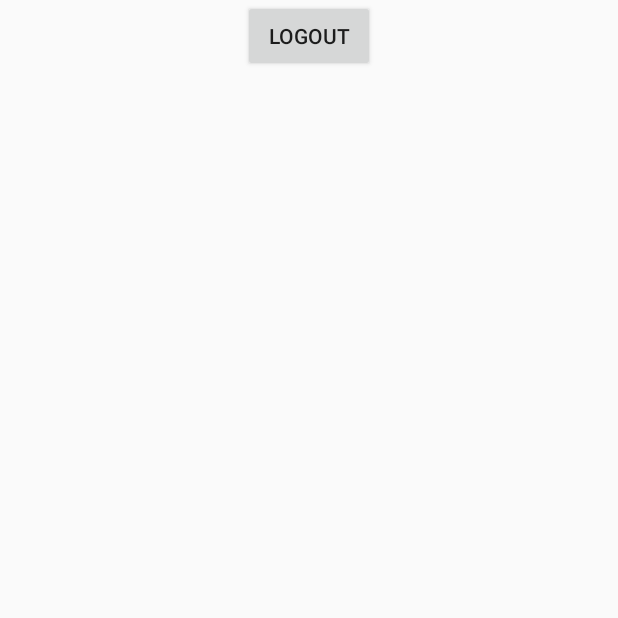
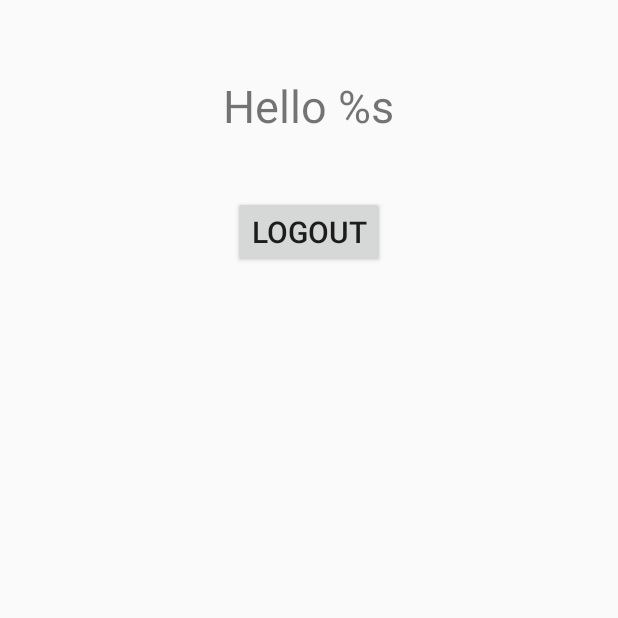
Before and after one commit to dotD4xe/PsychoApplication, an Android app: the TestFragment screen opened through its navigation route, on a phone screen of 412 x 824 dp, the top half of it. Run offline under Robolectric (Android 15) with nearby library versions, the phone set to English and light mode, and no system bars; our stand-ins replace Firebase (no records; nobody signed in at launch, a user with empty details on screens opened directly).

Commit message:
new registration

```diff
--- a/app/build.gradle
+++ b/app/build.gradle
@@ -50,11 +50,9 @@ dependencies {
     implementation platform('com.google.firebase:firebase-bom:31.2.0')
     implementation 'com.google.firebase:firebase-analytics-ktx'
     implementation 'com.google.firebase:firebase-auth-ktx:21.1.0'
-    implementation 'com.github.ibrahimsn98:PhoneNumberKit:2.0.6'
-    implementation 'com.github.mukeshsolanki:android-otpview-pinview:2.1.2'
     implementation 'androidx.navigation:navigation-fragment-ktx:2.5.3'
     implementation 'androidx.navigation:navigation-ui-ktx:2.5.3'
-    implementation 'androidx.browser:browser:1.5.0'
+    implementation 'com.google.firebase:firebase-firestore:24.4.3'
 
 
 }
--- a/app/src/main/java/com/example/psychoapplication/ui/SplashFragment.kt
+++ b/app/src/main/java/com/example/psychoapplication/ui/SplashFragment.kt
@@ -41,4 +41,9 @@ class SplashFragment : Fragment() {
 
     }
 
+    override fun onDestroy() {
+        super.onDestroy()
+        _binding = null
+    }
+
 }
--- a/app/src/main/java/com/example/psychoapplication/ui/TestFragment.kt
+++ b/app/src/main/java/com/example/psychoapplication/ui/TestFragment.kt
@@ -1,18 +1,27 @@
 package com.example.psychoapplication.ui
 
+import android.content.Context
 import android.os.Bundle
+import android.util.Log
 import androidx.fragment.app.Fragment
 import android.view.LayoutInflater
 import android.view.View
 import android.view.ViewGroup
 import androidx.navigation.fragment.findNavController
+import androidx.navigation.fragment.navArgs
+import com.example.psychoapplication.R
 import com.example.psychoapplication.databinding.FragmentTestBinding
 import com.google.firebase.auth.FirebaseAuth
+import com.google.firebase.firestore.FirebaseFirestore
 
 class TestFragment : Fragment() {
 
+    private val navigationArgs: TestFragmentArgs by navArgs()
+
     private var _binding: FragmentTestBinding? = null
     private val binding get() = _binding!!
+
+    private lateinit var db: FirebaseFirestore
 
     override fun onCreateView(
         inflater: LayoutInflater, container: ViewGroup?,
@@ -24,12 +33,44 @@ class TestFragment : Fragment() {
 
     override fun onViewCreated(view: View, savedInstanceState: Bundle?) {
         super.onViewCreated(view, savedInstanceState)
-        binding.signOut.setOnClickListener {
+
+        val sharedPref = requireActivity().getPreferences(Context.MODE_PRIVATE)?:return
+        val isLogin = sharedPref.getString("Email","1")
+        binding.logout.setOnClickListener {
+            sharedPref.edit().remove("Email").apply()
             val mAuth = FirebaseAuth.getInstance()
             mAuth.signOut()
-            val action = TestFragmentDirections.actionTestFragmentToRegistrationFragment()
+            val action = TestFragmentDirections.actionTestFragmentToLoginFragment()
             this.findNavController().navigate(action)
+        }
+        if(isLogin=="1") {
+            val email = navigationArgs.email
+            if(email != "1") {
+                setText(email)
+                with(sharedPref.edit()) {
+                    putString("Email",email)
+                    apply()
+                }
+            } else{
+                Log.d("vayash", "немыслемая хуйня")
+            }
+        } else setText(isLogin)
+
+    }
+
+    private fun setText(email:String?) {
+        db= FirebaseFirestore.getInstance()
+        if (email != null) {
+            db.collection("USERS").document(email).get()
+                .addOnSuccessListener { tasks->
+                    binding.helloText.text= activity?.getString(R.string.hello, tasks.get("Name").toString())
+                }
         }
     }
 
+    override fun onDestroy() {
+        super.onDestroy()
+        _binding = null
+    }
+
 }
--- a/app/src/main/res/drawable/background_shape.xml
+++ b/app/src/main/res/drawable/background_shape.xml
@@ -3,6 +3,6 @@
     android:shape="rectangle"
     xmlns:android="http://schemas.android.com/apk/res/android">
 
-    <corners android:radius="10dp"/>
+    <corners android:radius="25dp"/>
     <solid android:color="@color/white"/>
 </shape>
--- a/app/src/main/res/layout/fragment_test.xml
+++ b/app/src/main/res/layout/fragment_test.xml
@@ -4,13 +4,24 @@
     android:layout_width="match_parent"
     android:layout_height="match_parent"
     android:orientation="vertical"
+    android:padding="50dp"
     tools:context=".ui.TestFragment">
 
-    <Button
-        android:id="@+id/signOut"
+    <TextView
+        android:id="@+id/helloText"
         android:layout_width="wrap_content"
         android:layout_height="wrap_content"
-        android:text="Logout"
+        android:layout_gravity="center"
+        android:textSize="30sp"
+        android:layout_marginBottom="40dp"
+        android:text="@string/hello"/>
+
+    <Button
+        android:id="@+id/logout"
+        android:layout_width="wrap_content"
+        android:layout_height="wrap_content"
+        android:textSize="20sp"
+        android:text="@string/logout"
         android:layout_gravity="center"/>
 
 </LinearLayout>
--- a/app/src/main/res/navigation/application_navigation_gaph.xml
+++ b/app/src/main/res/navigation/application_navigation_gaph.xml
@@ -12,7 +12,7 @@
         tools:layout="@layout/fragment_splash" >
         <action
             android:id="@+id/action_splashFragment_to_registrationFragment"
-            app:destination="@id/registrationFragment"
+            app:destination="@id/LoginFragment"
             app:popUpTo="@+id/application_navigation_gaph"
             app:popUpToInclusive="true"
             />
@@ -23,39 +23,42 @@
             app:popUpToInclusive="true" />
     </fragment>
     <fragment
-        android:id="@+id/registrationFragment"
+        android:id="@+id/LoginFragment"
+        android:name="com.example.psychoapplication.ui.LoginFragment"
+        android:label="fragment_login"
+        tools:layout="@layout/fragment_login" >
+        <action
+            android:id="@+id/action_loginFragment_to_registrationFragment"
+            app:destination="@id/RegistrationFragment"
+            app:launchSingleTop="true" />
+        <action
+            android:id="@+id/action_loginFragment_to_testFragment"
+            app:destination="@id/testFragment"
+            app:popUpTo="@+id/application_navigation_gaph"
+            app:popUpToInclusive="true"/>
+        <argument
+            android:name="email"
+            app:argType="string"
+            android:defaultValue="1"/>
+    </fragment>
+    <fragment
+        android:id="@+id/RegistrationFragment"
         android:name="com.example.psychoapplication.ui.RegistrationFragment"
         android:label="fragment_registration"
         tools:layout="@layout/fragment_registration" >
         <action
-            android:id="@+id/action_registrationFragment_to_OTPFragment"
-            app:destination="@id/OTPFragment"
-            app:launchSingleTop="true" />
-        <action
-            android:id="@+id/action_registrationFragment_to_testFragment"
-            app:destination="@id/testFragment"
-            app:popUpTo="@+id/application_navigation_gaph"
-            app:popUpToInclusive="true"/>
-    </fragment>
-    <fragment
-        android:id="@+id/OTPFragment"
-        android:name="com.example.psychoapplication.ui.OTPFragment"
-        android:label="fragment_o_t_p"
-        tools:layout="@layout/fragment_o_t_p" >
-        <argument
-            android:name="item_id"
-            app:argType="string"
-            android:defaultValue="0"/>
-        <action
-            android:id="@+id/action_OTPFragment_to_testFragment"
+            android:id="@+id/action_RegistrationFragment_to_testFragment"
             app:destination="@id/testFragment"
             app:launchSingleTop="true"
             app:popUpTo="@+id/application_navigation_gaph"
             app:popUpToInclusive="true"/>
         <argument
-            android:name="number"
+            android:name="email"
             app:argType="string"
-            android:defaultValue="0" />
+            android:defaultValue="1" />
+        <action
+            android:id="@+id/action_RegistrationFragment_to_LoginFragment"
+            app:destination="@id/LoginFragment" />
     </fragment>
     <fragment
         android:id="@+id/testFragment"
@@ -63,10 +66,14 @@
         android:label="fragment_test"
         tools:layout="@layout/fragment_test" >
         <action
-            android:id="@+id/action_testFragment_to_registrationFragment"
-            app:destination="@id/registrationFragment"
+            android:id="@+id/action_testFragment_to_loginFragment"
+            app:destination="@id/LoginFragment"
             app:launchSingleTop="true"
             app:popUpTo="@+id/application_navigation_gaph"
             app:popUpToInclusive="true"/>
+        <argument
+            android:name="email"
+            app:argType="string"
+            android:defaultValue="1" />
     </fragment>
 </navigation>
--- a/app/src/main/res/values/strings.xml
+++ b/app/src/main/res/values/strings.xml
@@ -2,4 +2,11 @@
     <string name="app_name">PsychoApplication</string>
     <!-- TODO: Remove or change this placeholder text -->
     <string name="hello_blank_fragment">Hello blank fragment</string>
+    <string name="hello">Hello %s</string>
+    <string name="registration">Registration</string>
+    <string name="name">Name</string>
+    <string name="email">Email</string>
+    <string name="password">Password</string>
+    <string name="confirm">Confirm</string>
+    <string name="logout">Logout</string>
 </resources>
```
Also changed, not shown: app/src/main/java/com/example/psychoapplication/ui/OTPFragment.kt (deleted, +0 -48 lines), app/src/main/java/com/example/psychoapplication/ui/RegistrationFragment.kt (+54 -69 lines), app/src/main/res/layout/fragment_o_t_p.xml (deleted, +0 -77 lines), app/src/main/res/layout/fragment_registration.xml (+48 -28 lines), app/src/main/res/layout/my_item_layout.xml (deleted, +0 -37 lines), 1 other file.
